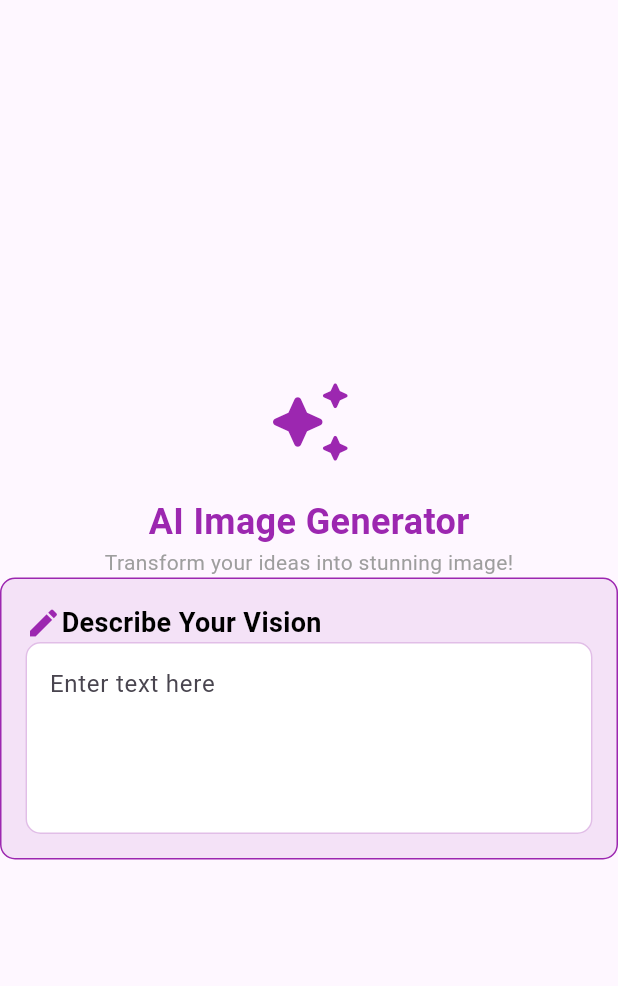
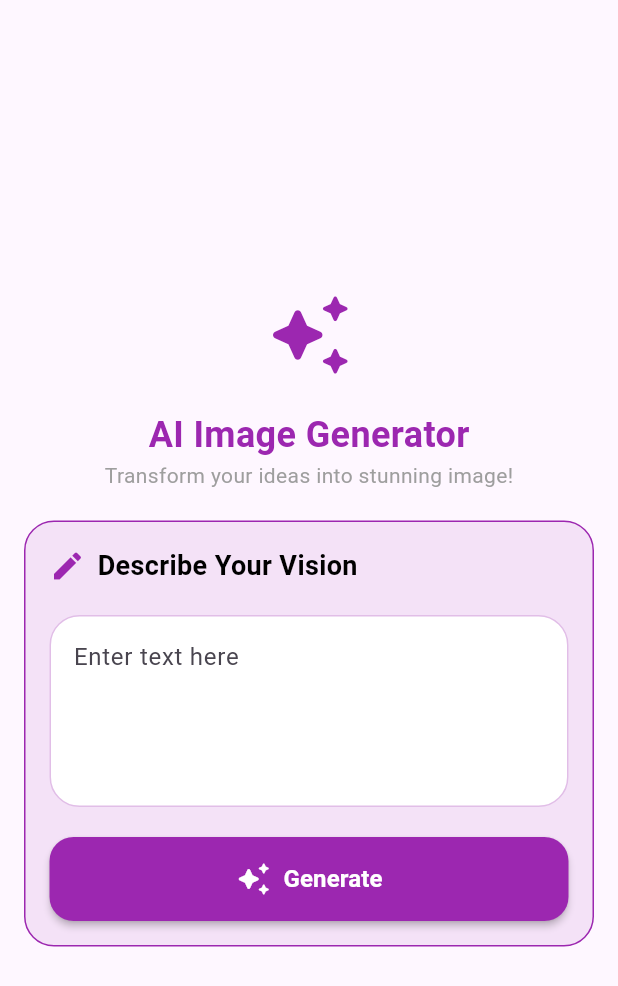
Before and after one commit to yousefmohamed35/image_generator, a Flutter app: the screen it shows after launch, on a phone screen of 412 x 824 dp. Shown: the top 986 px of the screen. Run offline on Flutter 3.47's test engine with Material 3 defaults, Android fonts, the phone set to English and light mode, and no system bars.

Commit message:
create image describe screen

```diff
--- /dev/null
+++ b/lib/core/widgets/custom_button.dart
@@ -0,0 +1,26 @@
+import 'package:flutter/material.dart';
+
+import '../../constants.dart';
+import '../styles/text_style.dart';
+
+class CustomButton extends StatelessWidget {
+  const CustomButton({super.key});
+
+  @override
+  Widget build(BuildContext context) {
+    return MaterialButton(
+      onPressed: () {},
+      color: Constants.primaryColor,
+      shape: RoundedRectangleBorder(borderRadius: BorderRadius.circular(16)),
+      padding: const EdgeInsets.all(16),
+      child: Row(
+        mainAxisAlignment: MainAxisAlignment.center,
+        children: [
+          Icon(Icons.auto_awesome_rounded, color: Constants.whiteColor),
+          SizedBox(width: 8),
+          Text("Generate", style: TextAppStyle.textStyle16),
+        ],
+      ),
+    );
+  }
+}
--- a/lib/feature/home/presentation/view/home_view.dart
+++ b/lib/feature/home/presentation/view/home_view.dart
@@ -1,7 +1,5 @@
 import 'package:flutter/material.dart';
-import 'package:image_generation/core/styles/text_style.dart';
-import 'widgets/custom_container.dart';
-import 'widgets/custom_icon.dart';
+import 'widgets/home_view_body.dart';
 
 class HomeView extends StatelessWidget {
   const HomeView({super.key});
@@ -10,18 +8,11 @@ class HomeView extends StatelessWidget {
   Widget build(BuildContext context) {
     return Scaffold(
       body: Center(
-        child: Column(
-          mainAxisAlignment: MainAxisAlignment.center,
-          children: [
-            CustomIcon(),
-            SizedBox(height: 20),
-            Text("AI Image Generator", style: TextAppStyle.textStyle24),
-            Text(
-              'Transform your ideas into stunning image!',
-              style: TextAppStyle.textStyle14,
-            ),
-            CustomContainer(),
-          ],
+        child: SingleChildScrollView(
+          child: Padding(
+            padding: const EdgeInsets.symmetric(horizontal: 16),
+            child: HomeViewBody(),
+          ),
         ),
       ),
     );
--- a/lib/feature/home/presentation/view/widgets/custom_container.dart
+++ b/lib/feature/home/presentation/view/widgets/custom_container.dart
@@ -1,8 +1,6 @@
 import 'package:flutter/material.dart';
-
 import '../../../../../constants.dart';
-import '../../../../../core/styles/text_style.dart';
-import 'custom_text_field.dart';
+import 'image_describe_screen.dart';
 
 class CustomContainer extends StatelessWidget {
   const CustomContainer({super.key});
@@ -12,23 +10,11 @@ class CustomContainer extends StatelessWidget {
     return Container(
       padding: const EdgeInsets.all(16),
       decoration: BoxDecoration(
-        borderRadius: BorderRadius.circular(10),
+        borderRadius: BorderRadius.circular(20),
         color: Constants.primaryColor.withOpacity(0.1),
         border: Border.all(color: Constants.primaryColor, width: 1),
       ),
-      child: Column(
-        children: [
-          Row(
-            children: [
-              Icon(Icons.edit, color: Constants.primaryColor),
-              Text("Describe Your Vision", style: TextAppStyle.textStyle18),
-            ],
-          ),
-          CustomTextField(),
-        ],
-      ),
+      child: ImageDescribeScreen(),
     );
   }
-
-
 }
--- a/lib/feature/home/presentation/view/widgets/custom_text_field.dart
+++ b/lib/feature/home/presentation/view/widgets/custom_text_field.dart
@@ -24,7 +24,7 @@ class CustomTextField extends StatelessWidget {
 
   OutlineInputBorder outlineInputBorder() {
     return OutlineInputBorder(
-      borderRadius: BorderRadius.circular(10),
+      borderRadius: BorderRadius.circular(20),
       borderSide: BorderSide(
         color: Constants.primaryColor.withOpacity(0.3),
         width: 1,
--- /dev/null
+++ b/lib/feature/home/presentation/view/widgets/home_view_body.dart
@@ -0,0 +1,29 @@
+import 'package:flutter/material.dart';
+
+import '../../../../../core/styles/text_style.dart';
+import 'custom_container.dart';
+import 'custom_icon.dart';
+
+class HomeViewBody extends StatelessWidget {
+  const HomeViewBody({
+    super.key,
+  });
+
+  @override
+  Widget build(BuildContext context) {
+    return Column(
+      mainAxisAlignment: MainAxisAlignment.center,
+      children: [
+        CustomIcon(),
+        SizedBox(height: 20),
+        Text("AI Image Generator", style: TextAppStyle.textStyle24),
+        Text(
+          'Transform your ideas into stunning image!',
+          style: TextAppStyle.textStyle14,
+        ),
+        SizedBox(height: 20),
+        CustomContainer(),
+      ],
+    );
+  }
+}
--- /dev/null
+++ b/lib/feature/home/presentation/view/widgets/image_describe_screen.dart
@@ -0,0 +1,31 @@
+import 'package:flutter/material.dart';
+
+import '../../../../../constants.dart';
+import '../../../../../core/styles/text_style.dart';
+import '../../../../../core/widgets/custom_button.dart';
+import 'custom_text_field.dart';
+
+class ImageDescribeScreen extends StatelessWidget {
+  const ImageDescribeScreen({
+    super.key,
+  });
+
+  @override
+  Widget build(BuildContext context) {
+    return Column(
+      children: [
+        Row(
+          children: [
+            Icon(Icons.edit, color: Constants.primaryColor),
+            SizedBox(width: 8),
+            Text("Describe Your Vision", style: TextAppStyle.textStyle18),
+          ],
+        ),
+        SizedBox(height: 20),
+        CustomTextField(),
+        SizedBox(height: 20),
+        CustomButton(),
+      ],
+    );
+  }
+}
```
